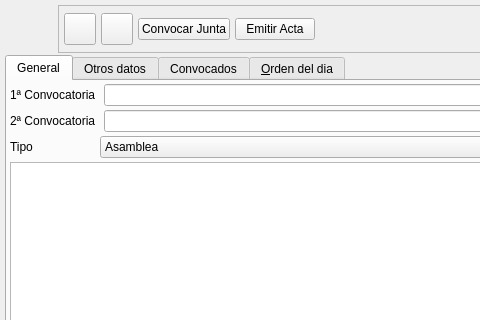
The window that bulmages/bulmafact/plugins/pluginbf_asociacion/convreunionbase.ui (eboladev/Bulmages-1) describes before a commit, drawn with Qt 5; both pictures show x 0 to 480 and y 0 to 320 of the 783 by 491 pixel window.
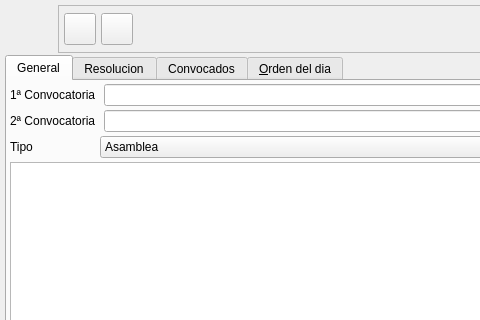
The same window after the commit. Icons and pictures are not drawn. Custom widgets are drawn as their Qt base class.

Commit message: Agrego la creacion de la orden del dia para la convocatoria de reuniones, juntas y asambleas.

```diff
--- a/bulmages/bulmafact/plugins/pluginbf_asociacion/convreunionbase.ui
+++ b/bulmages/bulmafact/plugins/pluginbf_asociacion/convreunionbase.ui
@@ -154,20 +154,6 @@
           </property>
          </widget>
         </item>
-        <item>
-         <widget class="QPushButton" name="pushButton_2" >
-          <property name="text" >
-           <string>Convocar Junta</string>
-          </property>
-         </widget>
-        </item>
-        <item>
-         <widget class="QPushButton" name="pushButton" >
-          <property name="text" >
-           <string>Emitir Acta</string>
-          </property>
-         </widget>
-        </item>
         <item>
          <spacer>
           <property name="orientation" >
@@ -265,7 +251,7 @@
      </widget>
      <widget class="QWidget" name="tabOtros" >
       <attribute name="title" >
-       <string>Otros datos</string>
+       <string>Resolucion</string>
       </attribute>
       <layout class="QGridLayout" name="_3" >
        <property name="margin" >
```
Left out of the diff: 6 changed lines with no effect on the pictures. The commit also changes 2 other files.
